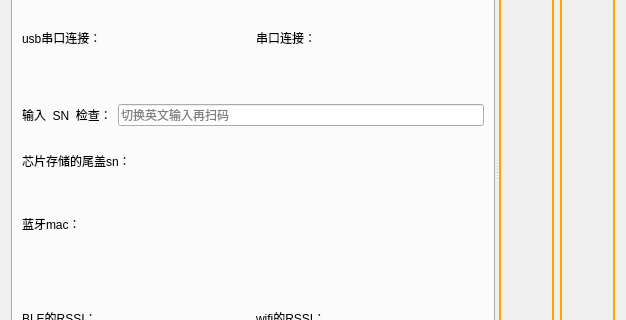
The window that work_station/freework/qfreework.ui (yuhuang163/test) describes before a commit, drawn with Qt 5; both pictures show x 0 to 626 and y 124 to 444 of the 626 by 588 pixel window.
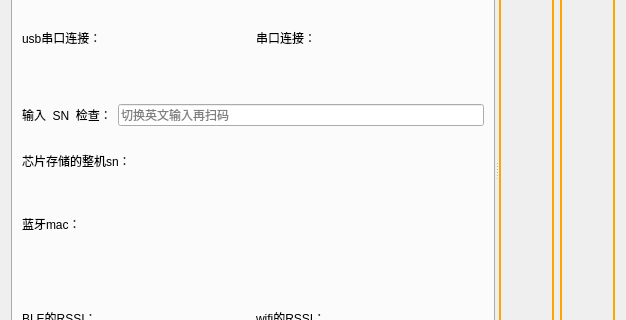
The same window after the commit. The open tabs and pages were chosen to show the change.

Commit message: 统一命名尾盖sn为整机sn，新增对新的fct协议的信号适配

What changed in the file:
```diff
--- a/work_station/freework/qfreework.ui
+++ b/work_station/freework/qfreework.ui
@@ -365,7 +365,7 @@
           <item>
            <widget class="QLabel" name="tail_sn">
             <property name="text">
-             <string>芯片存储的尾盖sn：</string>
+             <string>芯片存储的整机sn：</string>
             </property>
            </widget>
           </item>
```
Left out of the diff: 2 changed lines with no effect on the pictures. The commit also changes 34 other files.
